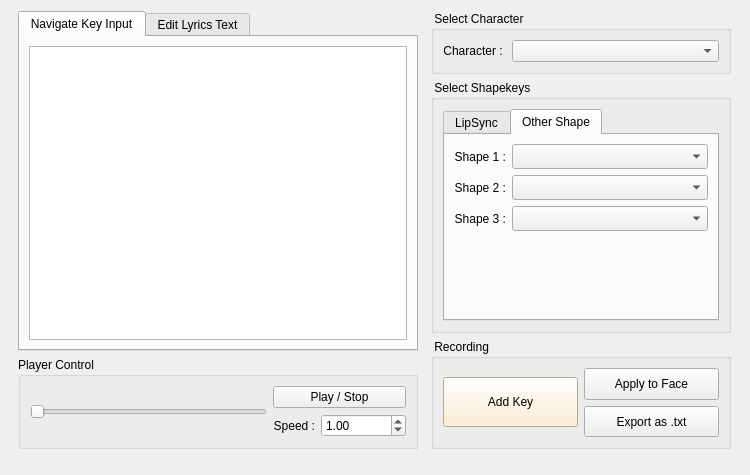
Qt form src/mainwidget.ui (Ndgt/Mobu_timetagAnimator) before a commit.
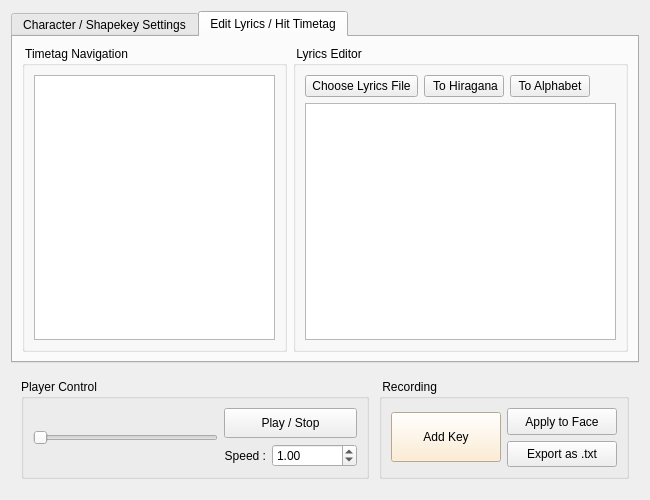
The same form after that commit. The open tabs and pages were chosen to show the change.

```diff
--- a/src/mainwidget.ui
+++ b/src/mainwidget.ui
@@ -6,276 +6,73 @@
    <rect>
     <x>0</x>
     <y>0</y>
+    <width>650</width>
+    <height>500</height>
+   </rect>
+  </property>
+  <property name="sizePolicy">
+   <sizepolicy hsizetype="Minimum" vsizetype="Preferred">
+    <horstretch>0</horstretch>
+    <verstretch>0</verstretch>
+   </sizepolicy>
+  </property>
+  <property name="minimumSize">
+   <size>
+    <width>600</width>
+    <height>400</height>
+   </size>
+  </property>
+  <property name="maximumSize">
+   <size>
     <width>750</width>
-    <height>475</height>
-   </rect>
-  </property>
-  <property name="sizePolicy">
-   <sizepolicy hsizetype="Minimum" vsizetype="Preferred">
-    <horstretch>0</horstretch>
-    <verstretch>0</verstretch>
-   </sizepolicy>
-  </property>
-  <property name="minimumSize">
-   <size>
-    <width>700</width>
-    <height>450</height>
-   </size>
-  </property>
-  <property name="maximumSize">
-   <size>
-    <width>16777215</width>
     <height>600</height>
    </size>
   </property>
   <property name="windowTitle">
    <string>Form</string>
   </property>
-  <layout class="QVBoxLayout" name="verticalLayout_13">
-   <item>
-    <layout class="QHBoxLayout" name="horizontalLayout_8">
-     <property name="bottomMargin">
-      <number>15</number>
-     </property>
-     <item>
-      <layout class="QVBoxLayout" name="verticalLayout_15">
-       <item>
-        <widget class="QTabWidget" name="lyricsTab">
-         <property name="enabled">
-          <bool>true</bool>
-         </property>
-         <property name="sizePolicy">
-          <sizepolicy hsizetype="Fixed" vsizetype="Preferred">
-           <horstretch>0</horstretch>
-           <verstretch>0</verstretch>
-          </sizepolicy>
-         </property>
-         <property name="minimumSize">
-          <size>
-           <width>350</width>
-           <height>0</height>
-          </size>
-         </property>
-         <property name="maximumSize">
-          <size>
-           <width>1000</width>
-           <height>16777215</height>
-          </size>
-         </property>
-         <property name="layoutDirection">
-          <enum>Qt::LayoutDirection::LeftToRight</enum>
-         </property>
-         <property name="autoFillBackground">
-          <bool>false</bool>
-         </property>
-         <property name="currentIndex">
-          <number>1</number>
-         </property>
-         <widget class="QWidget" name="tab_5">
-          <attribute name="title">
-           <string>Navigate Key Input</string>
-          </attribute>
-          <layout class="QVBoxLayout" name="verticalLayout_3">
-           <item>
-            <widget class="QTextEdit" name="navigateTextEdit">
-             <property name="font">
-              <font>
-               <pointsize>11</pointsize>
-              </font>
-             </property>
-            </widget>
-           </item>
-          </layout>
-         </widget>
-         <widget class="QWidget" name="tab_6">
-          <attribute name="title">
-           <string>Edit Lyrics Text</string>
-          </attribute>
           <layout class="QVBoxLayout" name="verticalLayout_17">
            <item>
-            <layout class="QVBoxLayout" name="verticalLayout_18">
-             <item>
-              <layout class="QHBoxLayout" name="horizontalLayout_14">
-               <item>
-                <widget class="QPushButton" name="chooseLyricsButton">
-                 <property name="text">
-                  <string> Choose Lyrics File </string>
-                 </property>
-                </widget>
-               </item>
-               <item>
-                <widget class="QPushButton" name="toHiraganaButton">
-                 <property name="text">
-                  <string> To Hiragana</string>
-                 </property>
-                </widget>
-               </item>
-               <item>
-                <widget class="QPushButton" name="toAlphabetButton">
-                 <property name="text">
-                  <string>To Alphabet</string>
-                 </property>
-                </widget>
-               </item>
-               <item>
-                <spacer name="horizontalSpacer_3">
-                 <property name="orientation">
-                  <enum>Qt::Orientation::Horizontal</enum>
-                 </property>
-                 <property name="sizeHint" stdset="0">
-                  <size>
-                   <width>40</width>
-                   <height>20</height>
-                  </size>
-                 </property>
-                </spacer>
-               </item>
-              </layout>
-             </item>
-             <item>
-              <widget class="QTextEdit" name="lyricsTextEdit">
-               <property name="font">
-                <font>
-                 <pointsize>11</pointsize>
-                </font>
-               </property>
-              </widget>
-             </item>
-            </layout>
-           </item>
-          </layout>
-         </widget>
-        </widget>
-       </item>
-       <item>
-        <widget class="QGroupBox" name="playerControlGroup">
-         <property name="sizePolicy">
-          <sizepolicy hsizetype="Fixed" vsizetype="Fixed">
-           <horstretch>0</horstretch>
-           <verstretch>0</verstretch>
-          </sizepolicy>
-         </property>
-         <property name="minimumSize">
-          <size>
-           <width>0</width>
-           <height>0</height>
-          </size>
-         </property>
-         <property name="maximumSize">
-          <size>
-           <width>400</width>
-           <height>16777215</height>
-          </size>
-         </property>
-         <property name="sizeIncrement">
-          <size>
-           <width>0</width>
-           <height>0</height>
-          </size>
-         </property>
-         <property name="title">
-          <string>Player Control</string>
-         </property>
-         <property name="flat">
-          <bool>false</bool>
-         </property>
-         <property name="checkable">
-          <bool>false</bool>
-         </property>
-         <layout class="QHBoxLayout" name="horizontalLayout_9">
-          <item>
-           <layout class="QHBoxLayout" name="horizontalLayout_12">
-            <item>
-             <widget class="QSlider" name="playerSlider">
-              <property name="sizePolicy">
-               <sizepolicy hsizetype="MinimumExpanding" vsizetype="Fixed">
-                <horstretch>0</horstretch>
-                <verstretch>0</verstretch>
-               </sizepolicy>
-              </property>
-              <property name="orientation">
-               <enum>Qt::Orientation::Horizontal</enum>
-              </property>
-             </widget>
-            </item>
-            <item>
-             <layout class="QVBoxLayout" name="verticalLayout_6">
-              <item>
-               <widget class="QPushButton" name="startEndButton">
-                <property name="sizePolicy">
-                 <sizepolicy hsizetype="Minimum" vsizetype="Preferred">
-                  <horstretch>0</horstretch>
-                  <verstretch>0</verstretch>
-                 </sizepolicy>
-                </property>
-                <property name="text">
-                 <string>Play / Stop</string>
-                </property>
-               </widget>
-              </item>
-              <item>
-               <layout class="QHBoxLayout" name="horizontalLayout_11">
-                <item>
-                 <widget class="QLabel" name="speedLabel">
-                  <property name="sizePolicy">
-                   <sizepolicy hsizetype="Fixed" vsizetype="Preferred">
-                    <horstretch>0</horstretch>
-                    <verstretch>0</verstretch>
-                   </sizepolicy>
-                  </property>
-                  <property name="text">
-                   <string>Speed :</string>
-                  </property>
-                  <property name="alignment">
-                   <set>Qt::AlignmentFlag::AlignRight|Qt::AlignmentFlag::AlignTrailing|Qt::AlignmentFlag::AlignVCenter</set>
-                  </property>
-                 </widget>
-                </item>
-                <item>
-                 <widget class="QDoubleSpinBox" name="speedSpinBox">
-                  <property name="sizePolicy">
-                   <sizepolicy hsizetype="MinimumExpanding" vsizetype="Fixed">
-                    <horstretch>0</horstretch>
-                    <verstretch>0</verstretch>
-                   </sizepolicy>
-                  </property>
-                  <property name="maximumSize">
-                   <size>
-                    <width>85</width>
-                    <height>16777215</height>
-                   </size>
-                  </property>
-                  <property name="minimum">
-                   <double>0.100000000000000</double>
-                  </property>
-                  <property name="maximum">
-                   <double>2.000000000000000</double>
-                  </property>
-                  <property name="singleStep">
-                   <double>0.100000000000000</double>
-                  </property>
-                  <property name="value">
-                   <double>1.000000000000000</double>
-                  </property>
-                 </widget>
-                </item>
-               </layout>
-              </item>
-             </layout>
-            </item>
-           </layout>
-          </item>
-         </layout>
-        </widget>
-       </item>
-      </layout>
-     </item>
-     <item>
       <layout class="QVBoxLayout" name="verticalLayout_16">
        <item>
-        <layout class="QVBoxLayout" name="verticalLayout_14">
-         <item>
+      <widget class="QTabWidget" name="tabWidget">
+       <property name="tabPosition">
+        <enum>QTabWidget::TabPosition::North</enum>
+       </property>
+       <property name="tabShape">
+        <enum>QTabWidget::TabShape::Rounded</enum>
+       </property>
+       <property name="currentIndex">
+        <number>1</number>
+       </property>
+       <property name="elideMode">
+        <enum>Qt::TextElideMode::ElideNone</enum>
+       </property>
+       <property name="usesScrollButtons">
+        <bool>false</bool>
+       </property>
+       <property name="documentMode">
+        <bool>false</bool>
+       </property>
+       <property name="tabsClosable">
+        <bool>false</bool>
+       </property>
+       <property name="movable">
+        <bool>true</bool>
+       </property>
+       <widget class="QWidget" name="tab_4">
+        <attribute name="title">
+         <string>Character / Shapekey Settings</string>
+        </attribute>
           <widget class="QGroupBox" name="selectCharacterGroup">
+         <property name="geometry">
+          <rect>
+           <x>30</x>
+           <y>20</y>
+           <width>300</width>
+           <height>60</height>
+          </rect>
+         </property>
            <property name="sizePolicy">
             <sizepolicy hsizetype="Fixed" vsizetype="Fixed">
              <horstretch>0</horstretch>
@@ -333,34 +130,19 @@
             </item>
            </layout>
           </widget>
-         </item>
-         <item>
-          <widget class="QGroupBox" name="selectShapekeysGroup">
-           <property name="sizePolicy">
-            <sizepolicy hsizetype="Fixed" vsizetype="Preferred">
-             <horstretch>0</horstretch>
-             <verstretch>0</verstretch>
-            </sizepolicy>
-           </property>
-           <property name="minimumSize">
-            <size>
-             <width>300</width>
-             <height>0</height>
-            </size>
-           </property>
-           <property name="maximumSize">
-            <size>
-             <width>300</width>
-             <height>16777215</height>
-            </size>
+        <widget class="QGroupBox" name="groupBox">
+         <property name="geometry">
+          <rect>
+           <x>380</x>
+           <y>20</y>
+           <width>180</width>
+           <height>239</height>
+          </rect>
            </property>
            <property name="title">
-            <string> Select Shapekeys </string>
-           </property>
-           <property name="flat">
-            <bool>false</bool>
-           </property>
-           <layout class="QHBoxLayout" name="horizontalLayout_4">
+          <string> Select Shapekey </string>
+         </property>
+         <layout class="QVBoxLayout" name="verticalLayout_3">
             <item>
              <widget class="QTabWidget" name="shapekeyTab">
               <property name="maximumSize">
@@ -674,13 +456,282 @@
             </item>
            </layout>
           </widget>
-         </item>
-        </layout>
+       </widget>
+       <widget class="QWidget" name="tab_3">
+        <attribute name="title">
+         <string>Edit Lyrics / Hit Timetag</string>
+        </attribute>
+        <layout class="QVBoxLayout" name="verticalLayout_15">
+         <item>
+          <layout class="QHBoxLayout" name="horizontalLayout_4">
+           <item>
+            <widget class="QGroupBox" name="groupBox_2">
+             <property name="sizePolicy">
+              <sizepolicy hsizetype="Maximum" vsizetype="Preferred">
+               <horstretch>0</horstretch>
+               <verstretch>0</verstretch>
+              </sizepolicy>
+             </property>
+             <property name="minimumSize">
+              <size>
+               <width>250</width>
+               <height>200</height>
+              </size>
+             </property>
+             <property name="maximumSize">
+              <size>
+               <width>300</width>
+               <height>16777215</height>
+              </size>
+             </property>
+             <property name="title">
+              <string> Timetag Navigation </string>
+             </property>
+             <layout class="QVBoxLayout" name="verticalLayout_13">
+              <item>
+               <widget class="QTextEdit" name="navigateTextEdit">
+                <property name="font">
+                 <font>
+                  <pointsize>11</pointsize>
+                 </font>
+                </property>
+               </widget>
+              </item>
+             </layout>
+            </widget>
+           </item>
+           <item>
+            <widget class="QGroupBox" name="groupBox_3">
+             <property name="sizePolicy">
+              <sizepolicy hsizetype="Maximum" vsizetype="Preferred">
+               <horstretch>0</horstretch>
+               <verstretch>0</verstretch>
+              </sizepolicy>
+             </property>
+             <property name="minimumSize">
+              <size>
+               <width>250</width>
+               <height>200</height>
+              </size>
+             </property>
+             <property name="maximumSize">
+              <size>
+               <width>400</width>
+               <height>16777215</height>
+              </size>
+             </property>
+             <property name="title">
+              <string> Lyrics Editor </string>
+             </property>
+             <layout class="QVBoxLayout" name="verticalLayout_14">
+              <item>
+               <layout class="QVBoxLayout" name="verticalLayout_18">
+                <item>
+                 <layout class="QHBoxLayout" name="horizontalLayout_14">
+                  <item>
+                   <widget class="QPushButton" name="chooseLyricsButton">
+                    <property name="text">
+                     <string> Choose Lyrics File </string>
+                    </property>
+                   </widget>
+                  </item>
+                  <item>
+                   <widget class="QPushButton" name="toHiraganaButton">
+                    <property name="text">
+                     <string> To Hiragana</string>
+                    </property>
+                   </widget>
+                  </item>
+                  <item>
+                   <widget class="QPushButton" name="toAlphabetButton">
+                    <property name="text">
+                     <string>To Alphabet</string>
+                    </property>
+                   </widget>
+                  </item>
+                  <item>
+                   <spacer name="horizontalSpacer_3">
+                    <property name="orientation">
+                     <enum>Qt::Orientation::Horizontal</enum>
+                    </property>
+                    <property name="sizeHint" stdset="0">
+                     <size>
+                      <width>40</width>
+                      <height>20</height>
+                     </size>
+                    </property>
+                   </spacer>
+                  </item>
+                 </layout>
+                </item>
+                <item>
+                 <widget class="QTextEdit" name="lyricsTextEdit">
+                  <property name="sizePolicy">
+                   <sizepolicy hsizetype="Preferred" vsizetype="Expanding">
+                    <horstretch>0</horstretch>
+                    <verstretch>0</verstretch>
+                   </sizepolicy>
+                  </property>
+                  <property name="font">
+                   <font>
+                    <pointsize>11</pointsize>
+                   </font>
+                  </property>
+                 </widget>
+                </item>
+               </layout>
+              </item>
+             </layout>
+            </widget>
+           </item>
+          </layout>
+         </item>
+        </layout>
+       </widget>
+      </widget>
+     </item>
+     <item>
+      <layout class="QHBoxLayout" name="horizontalLayout_8">
+       <property name="spacing">
+        <number>10</number>
+       </property>
+       <property name="leftMargin">
+        <number>10</number>
+       </property>
+       <property name="topMargin">
+        <number>10</number>
+       </property>
+       <property name="rightMargin">
+        <number>10</number>
+       </property>
+       <property name="bottomMargin">
+        <number>10</number>
+       </property>
+       <item>
+        <widget class="QGroupBox" name="playerControlGroup">
+         <property name="sizePolicy">
+          <sizepolicy hsizetype="Minimum" vsizetype="Maximum">
+           <horstretch>0</horstretch>
+           <verstretch>0</verstretch>
+          </sizepolicy>
+         </property>
+         <property name="minimumSize">
+          <size>
+           <width>300</width>
+           <height>100</height>
+          </size>
+         </property>
+         <property name="maximumSize">
+          <size>
+           <width>400</width>
+           <height>150</height>
+          </size>
+         </property>
+         <property name="sizeIncrement">
+          <size>
+           <width>0</width>
+           <height>0</height>
+          </size>
+         </property>
+         <property name="title">
+          <string>Player Control</string>
+         </property>
+         <property name="flat">
+          <bool>false</bool>
+         </property>
+         <property name="checkable">
+          <bool>false</bool>
+         </property>
+         <layout class="QHBoxLayout" name="horizontalLayout_9">
+          <item>
+           <layout class="QHBoxLayout" name="horizontalLayout_12">
+            <item>
+             <widget class="QSlider" name="playerSlider">
+              <property name="sizePolicy">
+               <sizepolicy hsizetype="MinimumExpanding" vsizetype="Fixed">
+                <horstretch>0</horstretch>
+                <verstretch>0</verstretch>
+               </sizepolicy>
+              </property>
+              <property name="orientation">
+               <enum>Qt::Orientation::Horizontal</enum>
+              </property>
+             </widget>
+            </item>
+            <item>
+             <layout class="QVBoxLayout" name="verticalLayout_6">
+              <item>
+               <widget class="QPushButton" name="startEndButton">
+                <property name="sizePolicy">
+                 <sizepolicy hsizetype="Minimum" vsizetype="Preferred">
+                  <horstretch>0</horstretch>
+                  <verstretch>0</verstretch>
+                 </sizepolicy>
+                </property>
+                <property name="text">
+                 <string>Play / Stop</string>
+                </property>
+               </widget>
+              </item>
+              <item>
+               <layout class="QHBoxLayout" name="horizontalLayout_11">
+                <item>
+                 <widget class="QLabel" name="speedLabel">
+                  <property name="sizePolicy">
+                   <sizepolicy hsizetype="Fixed" vsizetype="Preferred">
+                    <horstretch>0</horstretch>
+                    <verstretch>0</verstretch>
+                   </sizepolicy>
+                  </property>
+                  <property name="text">
+                   <string>Speed :</string>
+                  </property>
+                  <property name="alignment">
+                   <set>Qt::AlignmentFlag::AlignRight|Qt::AlignmentFlag::AlignTrailing|Qt::AlignmentFlag::AlignVCenter</set>
+                  </property>
+                 </widget>
+                </item>
+                <item>
+                 <widget class="QDoubleSpinBox" name="speedSpinBox">
+                  <property name="sizePolicy">
+                   <sizepolicy hsizetype="MinimumExpanding" vsizetype="Fixed">
+                    <horstretch>0</horstretch>
+                    <verstretch>0</verstretch>
+                   </sizepolicy>
+                  </property>
+                  <property name="maximumSize">
+                   <size>
+                    <width>85</width>
+                    <height>16777215</height>
+                   </size>
+                  </property>
+                  <property name="minimum">
+                   <double>0.100000000000000</double>
+                  </property>
+                  <property name="maximum">
+                   <double>2.000000000000000</double>
+                  </property>
+                  <property name="singleStep">
+                   <double>0.100000000000000</double>
+                  </property>
+                  <property name="value">
+                   <double>1.000000000000000</double>
+                  </property>
+                 </widget>
+                </item>
+               </layout>
+              </item>
+             </layout>
+            </item>
+           </layout>
+          </item>
+         </layout>
+        </widget>
        </item>
        <item>
         <widget class="QGroupBox" name="recordingGroup">
          <property name="sizePolicy">
-          <sizepolicy hsizetype="Preferred" vsizetype="Fixed">
+          <sizepolicy hsizetype="Minimum" vsizetype="Maximum">
            <horstretch>0</horstretch>
            <verstretch>0</verstretch>
           </sizepolicy>
@@ -688,15 +739,18 @@
          <property name="minimumSize">
           <size>
            <width>250</width>
-           <height>110</height>
+           <height>100</height>
           </size>
          </property>
          <property name="maximumSize">
           <size>
-           <width>300</width>
-           <height>130</height>
+           <width>400</width>
+           <height>150</height>
           </size>
          </property>
+         <property name="layoutDirection">
+          <enum>Qt::LayoutDirection::LeftToRight</enum>
+         </property>
          <property name="title">
           <string> Recording </string>
          </property>
```
Left out of the diff: 2 changed lines with no effect on the pictures. Lines whose indentation alone changed are shown as unchanged.
